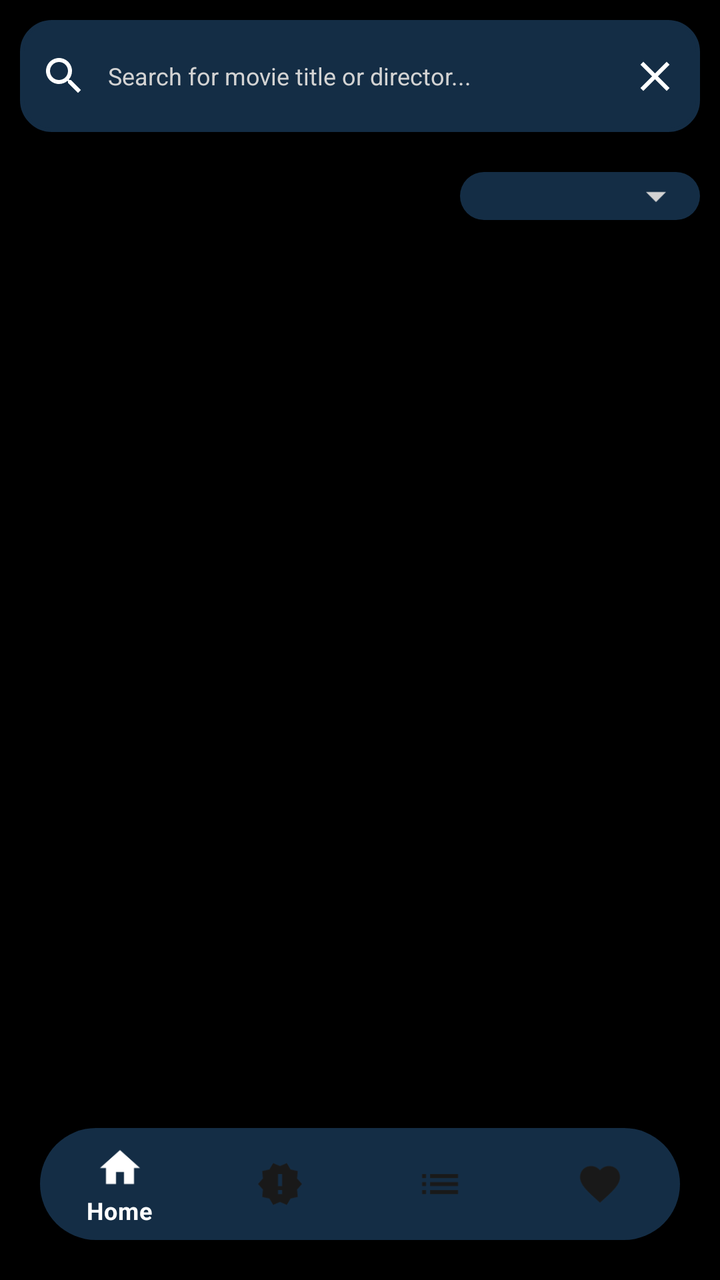
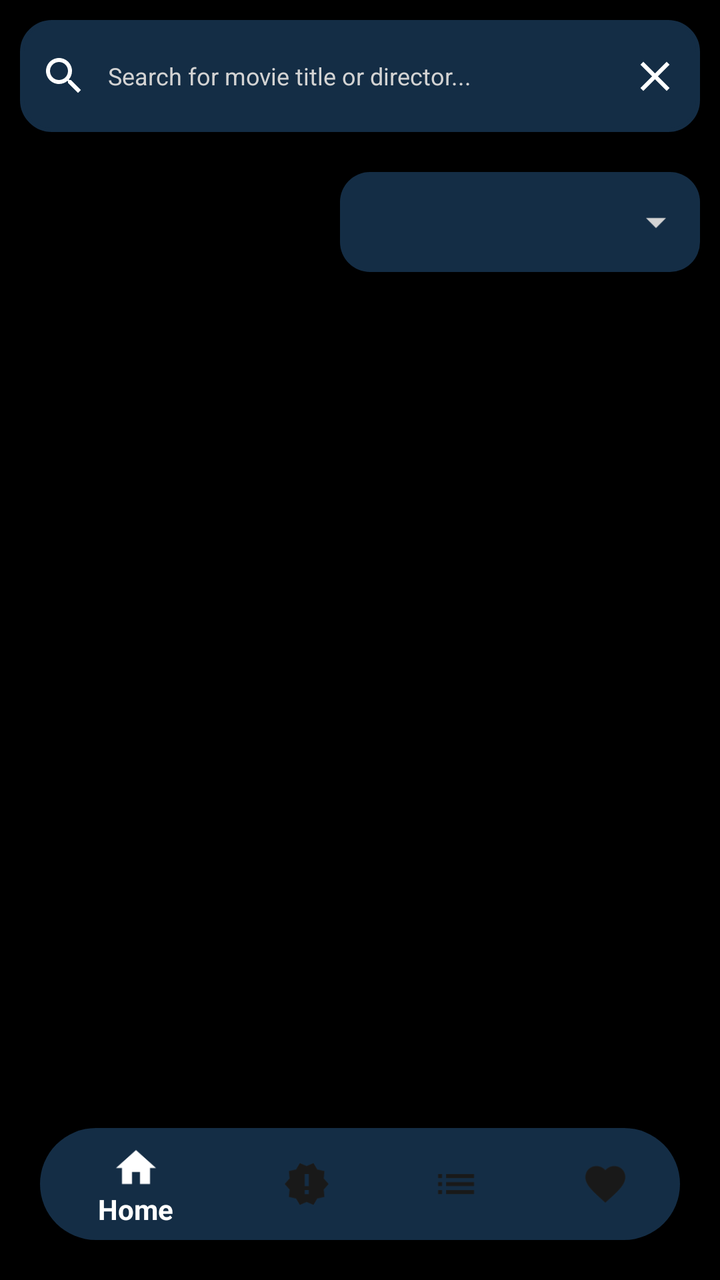

The first picture is an Android layout as it rendered before a commit; the second is the same layout after the commit. The layout source and the unified diff follow.
<!-- AndroidManifest.xml: application theme Theme.Foundfootage -->
<!-- res/layout/activity_main.xml -->
<?xml version="1.0" encoding="utf-8"?>
<RelativeLayout xmlns:android="http://schemas.android.com/apk/res/android"
    xmlns:app="http://schemas.android.com/apk/res-auto"
    xmlns:tools="http://schemas.android.com/tools"
    android:layout_width="match_parent"
    android:background="@color/black"
    android:layout_height="match_parent"
    android:orientation="vertical"
    android:fitsSystemWindows="true"
    android:id="@+id/fragment_container"
    tools:context=".MainActivity">

    <LinearLayout
        android:id="@+id/navigation"
        android:layout_width="match_parent"
        android:layout_height="wrap_content"
        android:orientation="vertical">

        <RelativeLayout
            android:layout_width="match_parent"
            android:layout_height="wrap_content" >
        <EditText
            android:id="@+id/search_view"
            android:layout_width="match_parent"
            android:layout_height="?attr/actionBarSize"
            android:layout_margin="10dp"
            android:layout_marginTop="30dp"
            android:background="@drawable/editext_background"
            android:backgroundTint="@color/purplea"
            android:drawableStart="@drawable/ic_baseline_search_24"
            android:drawablePadding="10dp"
            android:hint="Search for movie title or director..."
            android:iconifiedByDefault="false"
            android:paddingStart="10dp"
            android:paddingEnd="10dp"
            android:textColor="#D3D3D3"
            android:textColorHint="#D3D3D3"
            android:textSize="12sp"/>

            <ImageView
                android:id="@+id/closeimage"
                android:layout_width="35dp"
                android:layout_height="10dp"
                android:paddingEnd="10dp"
                android:layout_alignTop="@id/search_view"
                android:layout_alignEnd="@id/search_view"
                android:layout_alignBottom="@+id/search_view"
                android:src="@drawable/ic_baseline_close_24" />
        </RelativeLayout>
        <Spinner
            android:id="@+id/spinner"
            android:layout_width="120dp"
            android:layout_height="wrap_content"
            android:layout_gravity="right"
            android:layout_margin="10dp"
            android:background="@drawable/style_spinner" />
    </LinearLayout>

    <androidx.recyclerview.widget.RecyclerView
        android:id="@+id/recycler_view1"
        android:layout_width="match_parent"
        android:layout_height="match_parent"
        android:layout_below="@+id/navigation"
        android:layout_marginStart="8dp"
        android:layout_marginTop="8dp"
        android:layout_marginEnd="8dp"
        android:layout_marginBottom="90dp"
        android:elevation="20dp" />

    <com.google.android.material.bottomnavigation.BottomNavigationView
        android:id="@+id/bottom_navigation"
        android:layout_width="match_parent"
        android:layout_height="56dp"
        android:layout_alignParentBottom="true"
        android:layout_margin="20dp"
        android:elevation="10dp"
        app:menu="@menu/menu_items"
        app:itemRippleColor="@android:color/transparent"
        android:background="@drawable/round_corner"
        app:itemTextColor="@color/white"
        app:itemIconTint="@color/item_selector"
        />
</RelativeLayout>
<!-- resources referenced by this layout -->
<resources>
  <color name="black">#FF000000</color>
  <color name="purplea">#142d45</color>
  <color name="white">#FFFFFF</color>
  <!-- drawable editext_background (drawable) -->
  <?xml version="1.0" encoding="utf-8"?>
  <shape xmlns:android="http://schemas.android.com/apk/res/android">
  
      <stroke android:color="#000"
          android:width="2dp"/>
  
      <corners android:radius="15dp"/>
  </shape>
  <!-- drawable ic_baseline_close_24 (drawable) -->
  <vector android:height="24dp" android:tint="#FFFFFF"
      android:viewportHeight="24" android:viewportWidth="24"
      android:width="24dp" xmlns:android="http://schemas.android.com/apk/res/android">
      <path android:fillColor="@android:color/white" android:pathData="M19,6.41L17.59,5 12,10.59 6.41,5 5,6.41 10.59,12 5,17.59 6.41,19 12,13.41 17.59,19 19,17.59 13.41,12z"/>
  </vector>
  <!-- drawable ic_baseline_search_24 (drawable) -->
  <vector android:height="24dp" android:tint="#FFFFFF"
      android:viewportHeight="24" android:viewportWidth="24"
      android:width="24dp" xmlns:android="http://schemas.android.com/apk/res/android">
      <path android:fillColor="@android:color/white" android:pathData="M15.5,14h-0.79l-0.28,-0.27C15.41,12.59 16,11.11 16,9.5 16,5.91 13.09,3 9.5,3S3,5.91 3,9.5 5.91,16 9.5,16c1.61,0 3.09,-0.59 4.23,-1.57l0.27,0.28v0.79l5,4.99L20.49,19l-4.99,-5zM9.5,14C7.01,14 5,11.99 5,9.5S7.01,5 9.5,5 14,7.01 14,9.5 11.99,14 9.5,14z"/>
  </vector>
  <!-- drawable round_corner (drawable) -->
  <?xml version="1.0" encoding="utf-8"?>
  
  <shape xmlns:android="http://schemas.android.com/apk/res/android"
      android:shape="rectangle">
  <solid android:color="@color/purplea"/>
      <corners android:radius="100dp"/>
  
  </shape>
  <!-- drawable style_spinner (drawable) -->
  <?xml version="1.0" encoding="utf-8"?>
  
  <selector xmlns:android="http://schemas.android.com/apk/res/android">
      <item>
          <layer-list>
              <item>
                  <shape android:shape="rectangle">
                      <solid android:color="@color/purplea"/>
                      <corners android:radius="15dp" />
                      <padding
                          android:left="10dp"
                          android:right="10dp" />
                  </shape>
              </item>
              <item android:drawable="@drawable/ic_baseline_arrow_drop_down_24"
                  android:gravity="center|end"/>
              </layer-list>
      </item>
  
  </selector>
  <style name="Theme.Foundfootage" parent="Theme.MaterialComponents.DayNight.NoActionBar">
          
          <item name="colorPrimary">@color/purplea</item>
          <item name="colorPrimaryVariant">@color/purple_700</item>
          <item name="colorOnPrimary">@color/white</item>
          
          <item name="colorSecondary">@color/teal_200</item>
          <item name="colorSecondaryVariant">@color/teal_700</item>
          <item name="colorOnSecondary">@color/black</item>
          
          <item name="android:statusBarColor" tools:targetApi="l">@color/purplea2</item>
          
      </style>
  <!-- drawable ic_baseline_arrow_drop_down_24 (drawable) -->
  <vector android:height="24dp" android:tint="#D3D3D3"
      android:viewportHeight="24" android:viewportWidth="24"
      android:width="24dp" xmlns:android="http://schemas.android.com/apk/res/android">
      <path android:fillColor="@android:color/white" android:pathData="M7,10l5,5 5,-5z"/>
  </vector>
  <color name="purple_700">#FF3700B3</color>
  <color name="teal_200">#FF03DAC5</color>
  <color name="teal_700">#FF018786</color>
  <color name="purplea2">#051d36</color>
</resources>

<!-- the commit's change to res/layout/activity_main.xml (unified diff, before → after) -->
@@ -49,9 +49,9 @@
         </RelativeLayout>
         <Spinner
             android:id="@+id/spinner"
-            android:layout_width="120dp"
-            android:layout_height="wrap_content"
-            android:layout_gravity="right"
+            android:layout_width="180dp"
+            android:layout_height="50dp"
+            android:layout_gravity="end"
             android:layout_margin="10dp"
             android:background="@drawable/style_spinner" />
     </LinearLayout>
@@ -61,6 +61,7 @@
         android:layout_width="match_parent"
         android:layout_height="match_parent"
         android:layout_below="@+id/navigation"
+        android:contentDescription="Movies List"
         android:layout_marginStart="8dp"
         android:layout_marginTop="8dp"
         android:layout_marginEnd="8dp"
<!-- resource entries referenced after the edit -->
@@ -54,7 +54,7 @@
       </item>
   
   </selector>
-  <style name="Theme.Foundfootage" parent="Theme.MaterialComponents.DayNight.NoActionBar">
+  <style name="Theme.Foundfootage" parent="Theme.AppCompat.DayNight.NoActionBar">
           
           <item name="colorPrimary">@color/purplea</item>
           <item name="colorPrimaryVariant">@color/purple_700</item>
